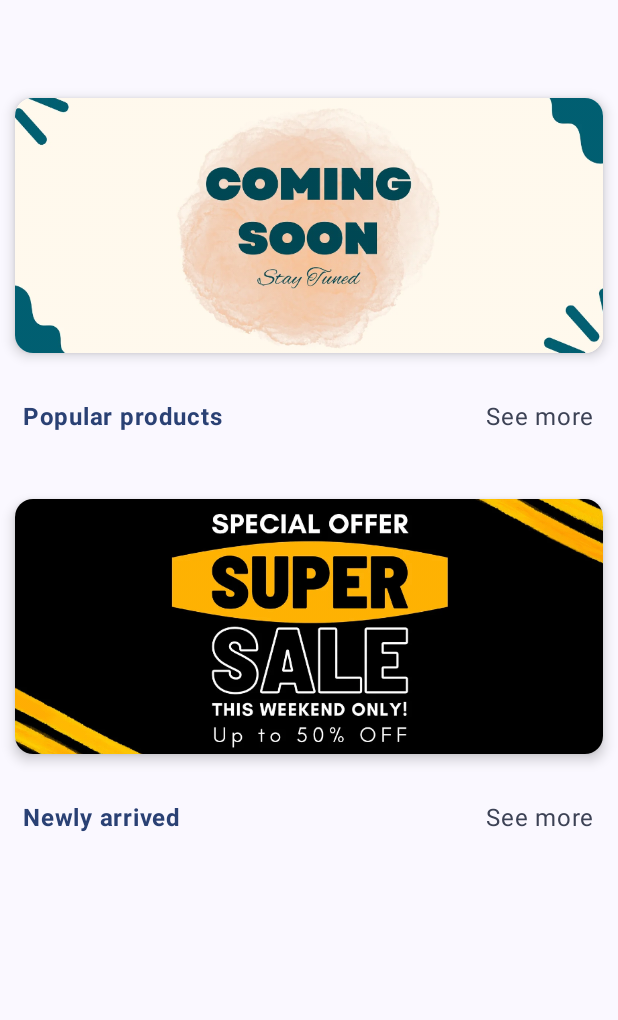
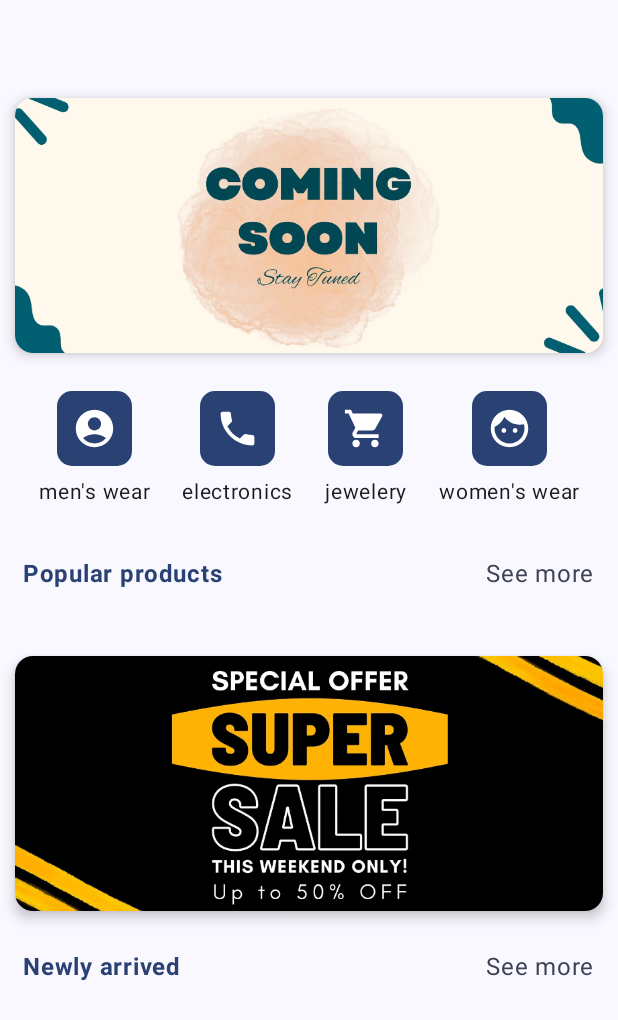
Before and after one commit to BikramDroid/onboarding-app, an Android app built with Jetpack Compose: the composable ResultScreen called with empty values, on a phone screen of 412 x 824 dp. Shown: the top 1020 px of the screen. Run offline under Robolectric (Android 15) with nearby library versions, the phone set to English and light mode, and no system bars; pictures from the network do not load.

Commit message:
added Categories row in HomeScreen

```diff
--- a/app/src/main/java/com/bikram/onboardingapp/ui/screens/HomeScreen.kt
+++ b/app/src/main/java/com/bikram/onboardingapp/ui/screens/HomeScreen.kt
@@ -14,14 +14,21 @@ import androidx.compose.foundation.layout.height
 import androidx.compose.foundation.layout.padding
 import androidx.compose.foundation.layout.size
 import androidx.compose.foundation.layout.width
+import androidx.compose.foundation.layout.wrapContentSize
 import androidx.compose.foundation.lazy.LazyRow
 import androidx.compose.foundation.lazy.grid.GridCells
 import androidx.compose.foundation.lazy.grid.LazyVerticalGrid
 import androidx.compose.foundation.lazy.items
 import androidx.compose.foundation.lazy.rememberLazyListState
 import androidx.compose.foundation.shape.RoundedCornerShape
+import androidx.compose.material.icons.Icons
+import androidx.compose.material.icons.filled.AccountCircle
+import androidx.compose.material.icons.filled.Face
+import androidx.compose.material.icons.filled.Phone
+import androidx.compose.material.icons.filled.ShoppingCart
 import androidx.compose.material3.Card
 import androidx.compose.material3.CardDefaults
+import androidx.compose.material3.Icon
 import androidx.compose.material3.MaterialTheme
 import androidx.compose.material3.Text
 import androidx.compose.runtime.Composable
@@ -29,11 +36,13 @@ import androidx.compose.ui.Alignment
 import androidx.compose.ui.Modifier
 import androidx.compose.ui.draw.clip
 import androidx.compose.ui.graphics.Color
+import androidx.compose.ui.graphics.vector.ImageVector
 import androidx.compose.ui.layout.ContentScale
 import androidx.compose.ui.platform.LocalContext
 import androidx.compose.ui.res.painterResource
 import androidx.compose.ui.res.stringResource
 import androidx.compose.ui.text.font.FontWeight
+import androidx.compose.ui.text.style.TextAlign
 import androidx.compose.ui.text.style.TextOverflow
 import androidx.compose.ui.tooling.preview.Preview
 import androidx.compose.ui.unit.dp
@@ -97,6 +106,10 @@ fun ResultScreen(products: List<Product>, modifier: Modifier = Modifier) {
         }
 
         item {
+            CategoryRow()
+        }
+
+        item {
             ProductsRow(stringResource(id = R.string.popular_products), products)
         }
 
@@ -107,7 +120,11 @@ fun ResultScreen(products: List<Product>, modifier: Modifier = Modifier) {
         item {
             ProductsRow(stringResource(id = R.string.newly_arrived), products)
         }
-        //to be followed by more stuff
+
+//        Add more?
+//        item {
+//            ProductsRow(stringResource(id = R.string.only_for_you), products)
+//        }
     }
 }
 
@@ -118,7 +135,7 @@ private fun ProductsRow(rowDescription: String, products: List<Product>) {
             .fillMaxSize()
             .padding(5.dp)
     ) {
-        CustomSpacer(25.dp)
+        CustomSpacer(20.dp)
 
         Row(
             modifier = Modifier.fillMaxWidth(),
@@ -149,7 +166,7 @@ private fun ProductsCard(products: List<Product>) {
         state = rememberLazyListState(),
         horizontalArrangement = Arrangement.spacedBy(10.dp)
     ) {
-        items(products.shuffled()) {
+        items(products.shuffled().take(8)) {
             val product = it
 
             Card(
@@ -162,16 +179,16 @@ private fun ProductsCard(products: List<Product>) {
                 modifier = Modifier
                     .height(248.dp)
             ) {
-                Column {
+                Column(modifier = Modifier
+                    .clickable {
+                        //todo handle
+                    }) {
                     Box(
                         modifier = Modifier
                             .size(150.dp)
                             .padding(10.dp)
                             .background(Color.White, shape = RoundedCornerShape(10.dp))
-                            .clip(RoundedCornerShape(10.dp))
-                            .clickable {
-                                //todo handle
-                            },
+                            .clip(RoundedCornerShape(10.dp)),
                         contentAlignment = Alignment.Center
                     ) {
                         AsyncImage(
@@ -221,6 +238,54 @@ private fun ProductsCard(products: List<Product>) {
 }
 
 @Composable
+private fun CategoryRow() {
+    Row(
+        modifier = Modifier
+            .fillMaxWidth()
+            .padding(top = 20.dp),
+        horizontalArrangement = Arrangement.SpaceEvenly,
+    ) {
+        CategoryCard(Icons.Filled.AccountCircle, "men's wear")
+        CategoryCard(Icons.Filled.Phone, "electronics")
+        CategoryCard(Icons.Filled.ShoppingCart, "jewelery")
+        CategoryCard(Icons.Filled.Face, "women's wear")
+    }
+}
+
+@Composable
+private fun CategoryCard(imageVector: ImageVector, categoryTitle: String) {
+    Column(
+        modifier = Modifier
+            .wrapContentSize()
+            .padding(5.dp)
+            .clickable {
+                //todo handle
+            },
+        verticalArrangement = Arrangement.Center,
+        horizontalAlignment = Alignment.CenterHorizontally
+    ) {
+        Icon(
+            imageVector, categoryTitle, tint = Color.White,
+            modifier = Modifier
+                .background(
+                    MaterialTheme.colorScheme.primary,
+                    shape = RoundedCornerShape(10.dp)
+                )
+                .size(50.dp)
+                .clip(RoundedCornerShape(10.dp))
+                .padding(10.dp)
+        )
+
+        Text(
+            modifier = Modifier.padding(top = 5.dp),
+            text = categoryTitle,
+            fontSize = 14.sp,
+            textAlign = TextAlign.Center
+        )
+    }
+}
+
+@Composable
 private fun BannerCard() {
     Card(
         elevation = CardDefaults.cardElevation(
```
